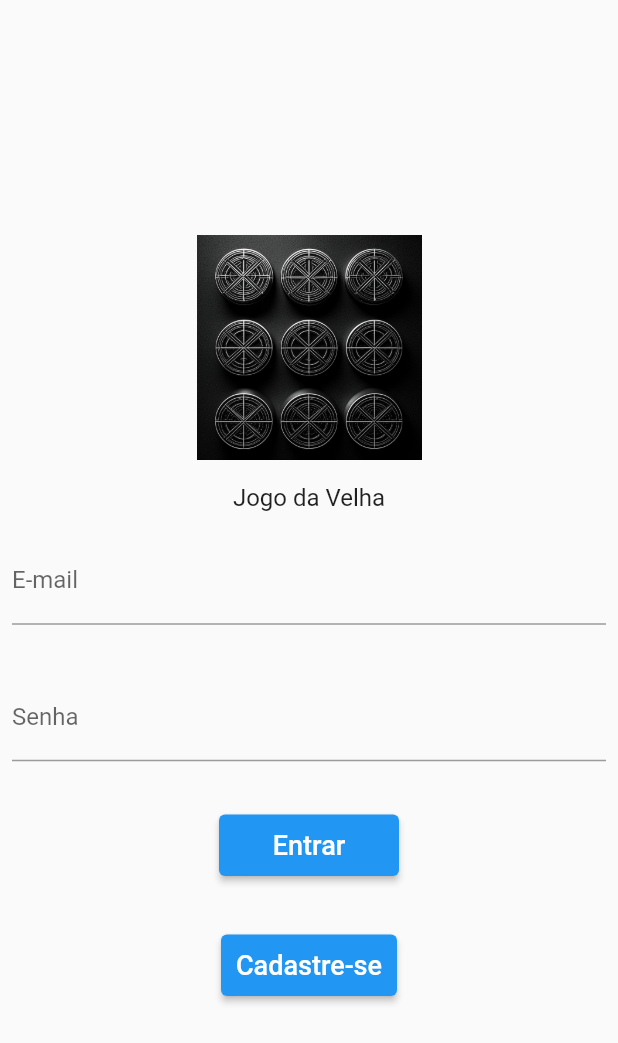
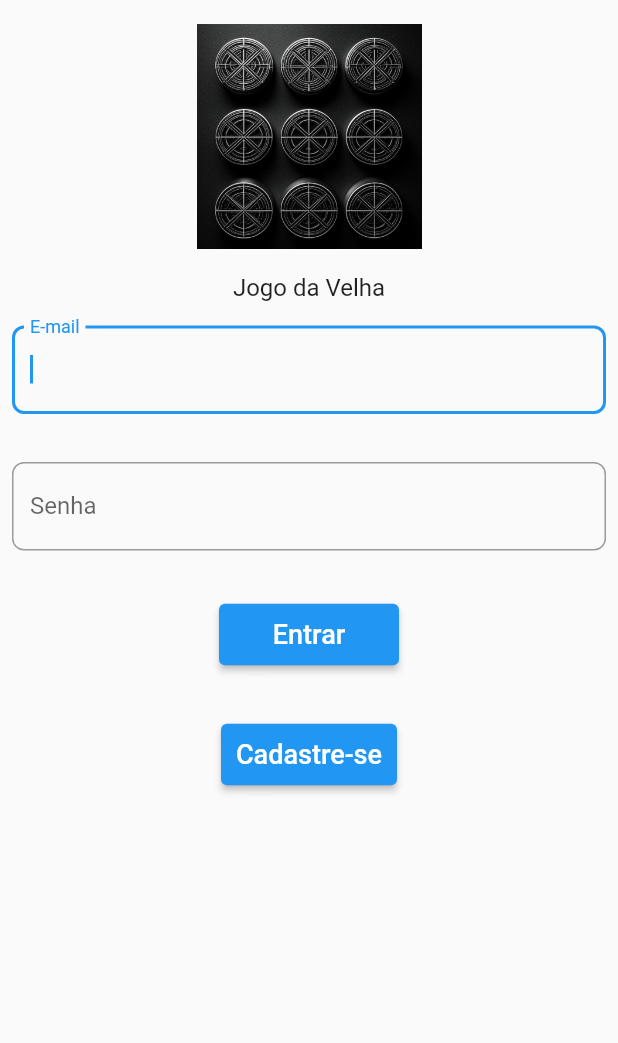
Before and after one commit to thiagocastro1721/jogo_da_velha_on_line, a Flutter app: the screen it shows after launch, on a phone screen of 412 x 824 dp. Shown: the top 1043 px of the screen. Run offline on Flutter 3.47's test engine with Material 2 defaults, Android fonts, the phone set to English and light mode, and no system bars.

Commit message:
Tela de login melhorada. Focus, bordas e SingleChildScrollView

```diff
--- a/lib/pages/login.page.dart
+++ b/lib/pages/login.page.dart
@@ -1,25 +1,45 @@
 import 'package:flutter/material.dart';
 import 'package:my_app/pages/my_game_page.dart';
 
-class LoginPage extends StatelessWidget {
-  const LoginPage({super.key});
-  @override
-  Widget build(BuildContext context) {
-    return const MaterialApp(
-      debugShowCheckedModeBanner: false,
-      home: Scaffold(
-        body: MyCustomForm(),
-      ),
-    );
-  }
-}
-
-class MyCustomForm extends StatelessWidget {
+// Define a custom Form widget.
+class MyCustomForm extends StatefulWidget {
   const MyCustomForm({super.key});
 
   @override
+  State<MyCustomForm> createState() => _MyCustomFormState();
+}
+
+// Define a corresponding State class.
+// This class holds data related to the form.
+class _MyCustomFormState extends State<MyCustomForm> {
+  // Define the focus node. To manage the lifecycle, create the FocusNode in
+  // the initState method, and clean it up in the dispose method.
+  late FocusNode myFocusNode;
+  FocusNode fieldOne = FocusNode();
+  FocusNode fieldTwo = FocusNode();
+  @override
+  void initState() {
+    super.initState();
+
+    myFocusNode = FocusNode();
+  }
+
+  @override
+  void dispose() {
+    // Clean up the focus node when the Form is disposed.
+    myFocusNode.dispose();
+
+    super.dispose();
+  }
+
+  @override
   Widget build(BuildContext context) {
-    return Column(
+    // Fill this out in the next step.
+    return MaterialApp(
+      debugShowCheckedModeBanner: false,
+      home: Scaffold(
+          body: SingleChildScrollView(
+        child: Column(
           mainAxisAlignment: MainAxisAlignment.center,
           children: <Widget>[
             Padding(
@@ -37,23 +57,38 @@ class MyCustomForm extends StatelessWidget {
             Padding(
               padding: const EdgeInsets.symmetric(horizontal: 8, vertical: 16),
               child: TextFormField(
-            decoration: const InputDecoration(
-              border: UnderlineInputBorder(),
+                  autofocus: true,
+                  focusNode: fieldOne,
+                  decoration: InputDecoration(
+                    border: OutlineInputBorder(
+                      borderRadius: BorderRadius.circular(8.0),
+                      borderSide:
+                          const BorderSide(color: Colors.grey, width: 2.0),
+                    ),
                     labelText: 'E-mail',
                   ),
-          ),
+                  onFieldSubmitted: (value) {
+                    FocusScope.of(context).requestFocus(fieldTwo);
+                  }),
             ),
             Padding(
               padding: const EdgeInsets.symmetric(horizontal: 8, vertical: 16),
               child: TextFormField(
-            decoration: const InputDecoration(
-              border: UnderlineInputBorder(),
+                //autofocus: true,
+                focusNode: fieldTwo,
+                decoration: InputDecoration(
+                  border: OutlineInputBorder(
+                    borderRadius: BorderRadius.circular(8.0),
+                    borderSide:
+                        const BorderSide(color: Colors.grey, width: 2.0),
+                  ),
                   labelText: 'Senha',
                 ),
               ),
             ),
             Padding(
-            padding: const EdgeInsets.symmetric(horizontal: 8, vertical: 16),
+                padding:
+                    const EdgeInsets.symmetric(horizontal: 8, vertical: 16),
                 child: ElevatedButton(
                   onPressed: () {
                     // Função a ser executada quando o botão for pressionado
@@ -64,8 +99,8 @@ class MyCustomForm extends StatelessWidget {
                     );
                   },
                   style: ElevatedButton.styleFrom(
-                padding:
-                    const EdgeInsets.all(10), // Ajusta o espaçamento interno
+                    padding: const EdgeInsets.all(
+                        10), // Ajusta o espaçamento interno
                     minimumSize: const Size(
                         120, 30), // Define a altura mínima e largura do botão
                   ),
@@ -75,14 +110,15 @@ class MyCustomForm extends StatelessWidget {
                   ),
                 )),
             Padding(
-            padding: const EdgeInsets.symmetric(horizontal: 8, vertical: 16),
+                padding:
+                    const EdgeInsets.symmetric(horizontal: 8, vertical: 16),
                 child: ElevatedButton(
                   onPressed: () {
                     // Função a ser executada quando o botão for pressionado
                   },
                   style: ElevatedButton.styleFrom(
-                padding:
-                    const EdgeInsets.all(10), // Ajusta o espaçamento interno
+                    padding: const EdgeInsets.all(
+                        10), // Ajusta o espaçamento interno
                     minimumSize: const Size(
                         90, 30), // Define a altura mínima e largura do botão
                   ),
@@ -92,6 +128,8 @@ class MyCustomForm extends StatelessWidget {
                   ),
                 )),
           ],
+        ),
+      )),
     );
   }
 }
```
Also changed, not shown: lib/main.dart (+15 -43 lines). Lines whose indentation alone changed are shown as unchanged.
